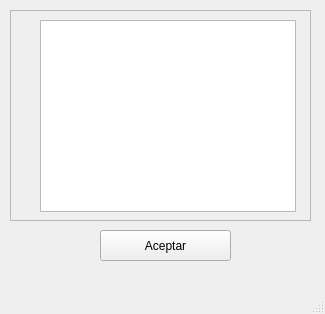
First picture: the form in acerca.ui, repository FreakJazz/Raspberry-interface-temperature-control, before the edit.
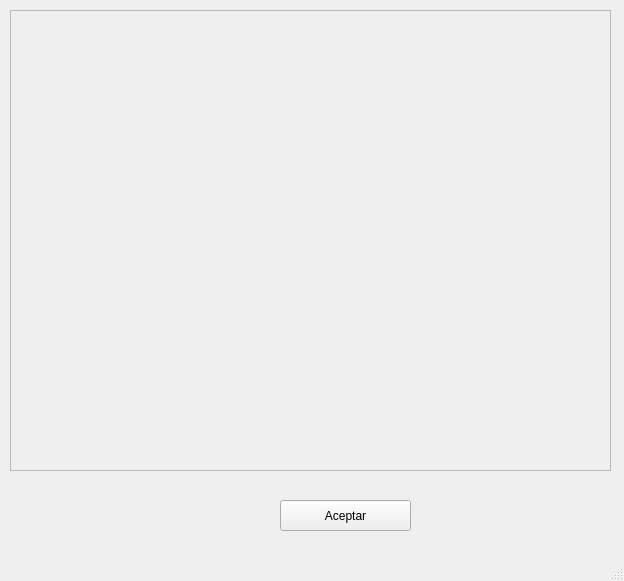
Second picture: the form after the edit.

Diff of the .ui file:
```diff
--- a/acerca.ui
+++ b/acerca.ui
@@ -6,8 +6,8 @@
    <rect>
     <x>0</x>
     <y>0</y>
-    <width>325</width>
-    <height>314</height>
+    <width>624</width>
+    <height>581</height>
    </rect>
   </property>
   <property name="windowTitle">
@@ -17,8 +17,8 @@
    <widget class="QPushButton" name="aceptar">
     <property name="geometry">
      <rect>
-      <x>100</x>
-      <y>230</y>
+      <x>280</x>
+      <y>500</y>
       <width>131</width>
       <height>31</height>
      </rect>
@@ -32,8 +32,8 @@
      <rect>
       <x>10</x>
       <y>10</y>
-      <width>301</width>
-      <height>211</height>
+      <width>601</width>
+      <height>461</height>
      </rect>
     </property>
     <property name="frameShape">
@@ -42,15 +42,18 @@
     <property name="frameShadow">
      <enum>QFrame::Raised</enum>
     </property>
-    <widget class="QGraphicsView" name="graphic">
+    <widget class="QLabel" name="label">
      <property name="geometry">
       <rect>
-       <x>30</x>
-       <y>10</y>
-       <width>256</width>
-       <height>192</height>
+       <x>10</x>
+       <y>20</y>
+       <width>571</width>
+       <height>411</height>
       </rect>
      </property>
+     <property name="text">
+      <string/>
+     </property>
     </widget>
    </widget>
   </widget>
```
Left out of the diff: 2 changed lines with no effect on the pictures.
